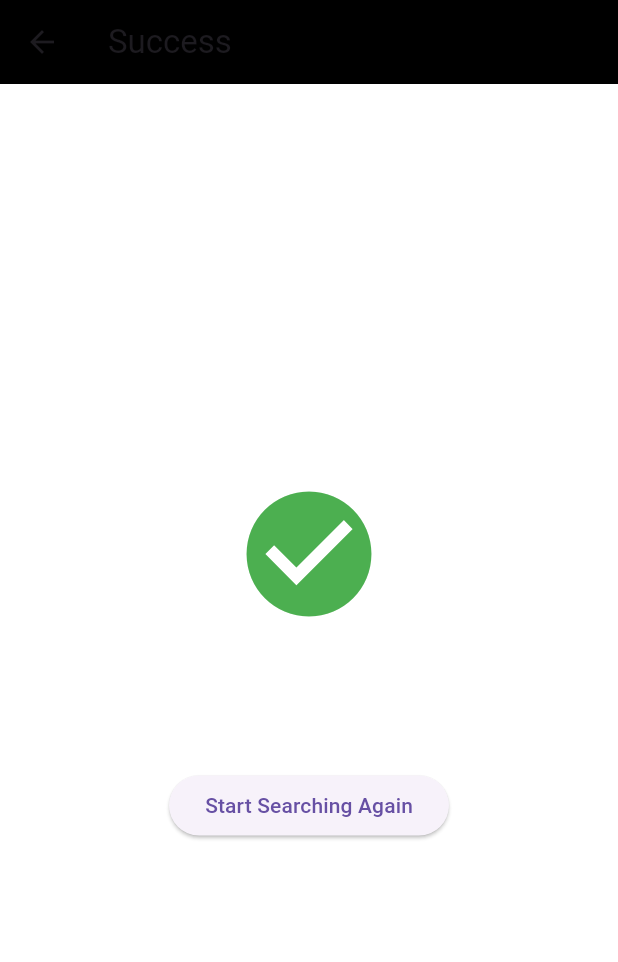
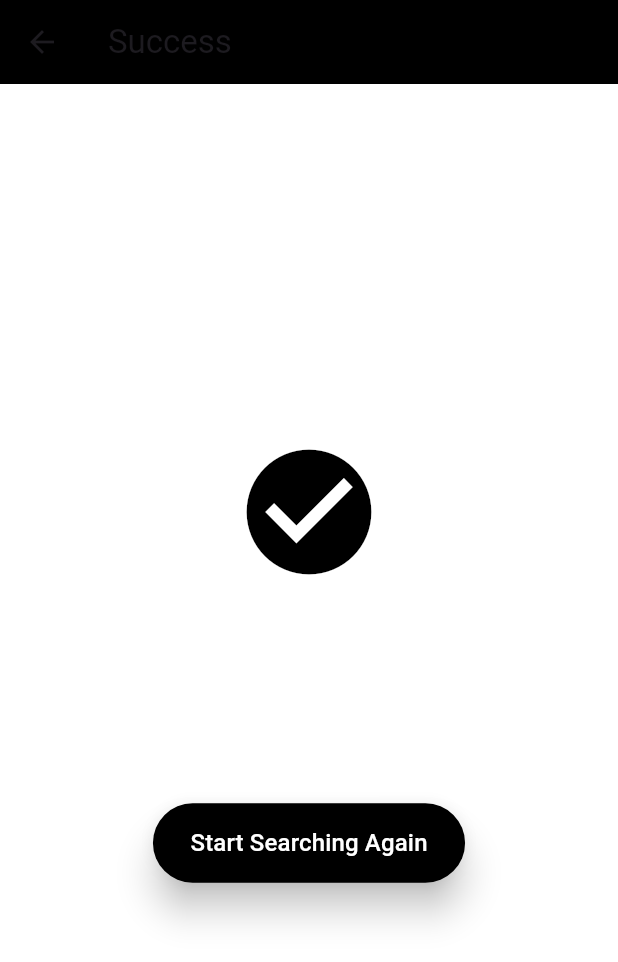
Before and after one commit to Srujankm12/BLU, a Flutter app: the SuccessPage screen opened directly with empty values, on a phone screen of 412 x 824 dp. Shown: the top 962 px of the screen. Run offline on Flutter 3.47's test engine with Material 3 defaults, Android fonts, the phone set to English and light mode, and no system bars; our stand-ins replace flutter_bloc, flutter_bluetooth_serial, google_fonts, hive, jwt_decoder, loading_animation_widget and 2 more; accounts and stored records are empty.

Commit message:
no issues

```diff
--- a/lib/features/home/pages/connected_view.dart
+++ b/lib/features/home/pages/connected_view.dart
@@ -1,4 +1,4 @@
-// features/home/pages/connected_view.dart
+
 import 'package:blu/features/home/bloc/homepage_state.dart';
 import 'package:blu/features/home/pages/homepage.dart';
 import 'package:blu/features/home/widgets/textfield.dart';
--- a/lib/features/home/pages/error_view.dart
+++ b/lib/features/home/pages/error_view.dart
@@ -1,4 +1,3 @@
-// features/home/pages/error_view.dart
 import 'package:blu/features/home/bloc/homepage_event.dart';
 import 'package:flutter/material.dart';
 import '../bloc/homepage_bloc.dart';
@@ -30,7 +29,8 @@ class ErrorView extends StatelessWidget {
               padding: const EdgeInsets.symmetric(horizontal: 25, vertical: 10),
             ),
             onPressed: () {
-              context.read<HomepageBloc>().add(HomepageButtonClicked());
+             context.read<HomepageBloc>().add(HomepageButtonClicked());
+               // Navigator.pushReplacement(context, MaterialPageRoute(builder: (context) => const HomePage()));
             },
             child: const Text(
               'Retry',
--- a/lib/features/success/pages/success_page.dart
+++ b/lib/features/success/pages/success_page.dart
@@ -1,4 +1,7 @@
+import 'package:blu/features/home/bloc/homepage_bloc.dart';
+import 'package:blu/features/home/bloc/homepage_event.dart';
 import 'package:flutter/material.dart';
+import 'package:flutter_bloc/flutter_bloc.dart';
 
 class SuccessPage extends StatelessWidget {
   final String message;
@@ -17,19 +20,34 @@ class SuccessPage extends StatelessWidget {
         child: Column(
           mainAxisAlignment: MainAxisAlignment.center,
           children: [
-            const Icon(Icons.check_circle, size: 100, color: Colors.green),
-            const SizedBox(height: 20),
+            const Icon(Icons.check_circle, size: 100, color: Colors.black),
+            const SizedBox(height: 50),
             Text(
               message,
               style: const TextStyle(fontSize: 24, fontWeight: FontWeight.bold),
               textAlign: TextAlign.center,
             ),
-            const SizedBox(height: 40),
+            const SizedBox(height: 60),
             ElevatedButton(
+              style: ElevatedButton.styleFrom(
+                backgroundColor: Colors.black,
+                elevation: 10,
+                padding: const EdgeInsets.symmetric(horizontal: 25, vertical: 15),
+              ),
+
               onPressed: () {
-                Navigator.popUntil(context, ModalRoute.withName('/'));
+                context.read<HomepageBloc>().add(HomepageButtonClicked());
+              //  Navigator.pushReplacement(context, MaterialPageRoute(builder: (context) => const HomePage()));
               },
-              child: const Text('Start Searching Again'),
+
+              child: const Text(
+                'Start Searching Again',
+                style: TextStyle(
+                  fontSize: 16,
+                  color: Colors.white,
+                ),
+
+                ),
             ),
           ],
         ),
--- a/lib/main.dart
+++ b/lib/main.dart
@@ -26,8 +26,6 @@ class MyApp extends StatelessWidget {
       debugShowCheckedModeBanner: false,
       title: 'BLU',
       theme: ThemeData(
-
-        //primarySwatch: Colors.blue,
       ),
 
       home: (token != null)
```
Also changed, not shown: lib/features/home/pages/device_list_view.dart (+37 -17 lines), 1 other file.
